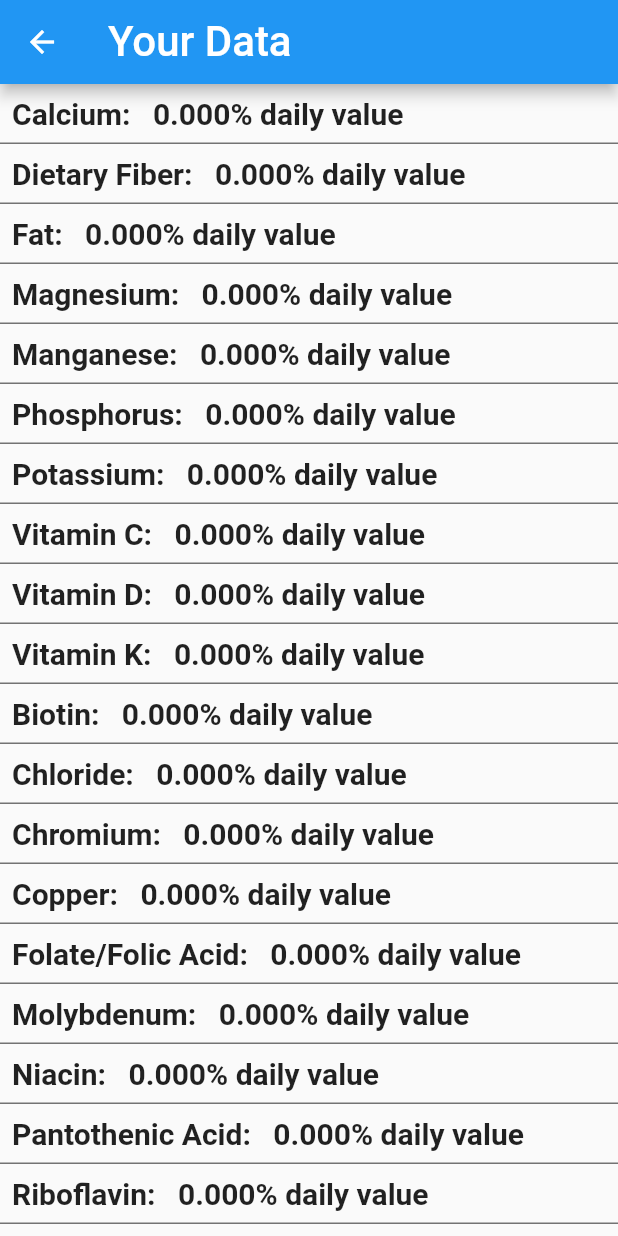
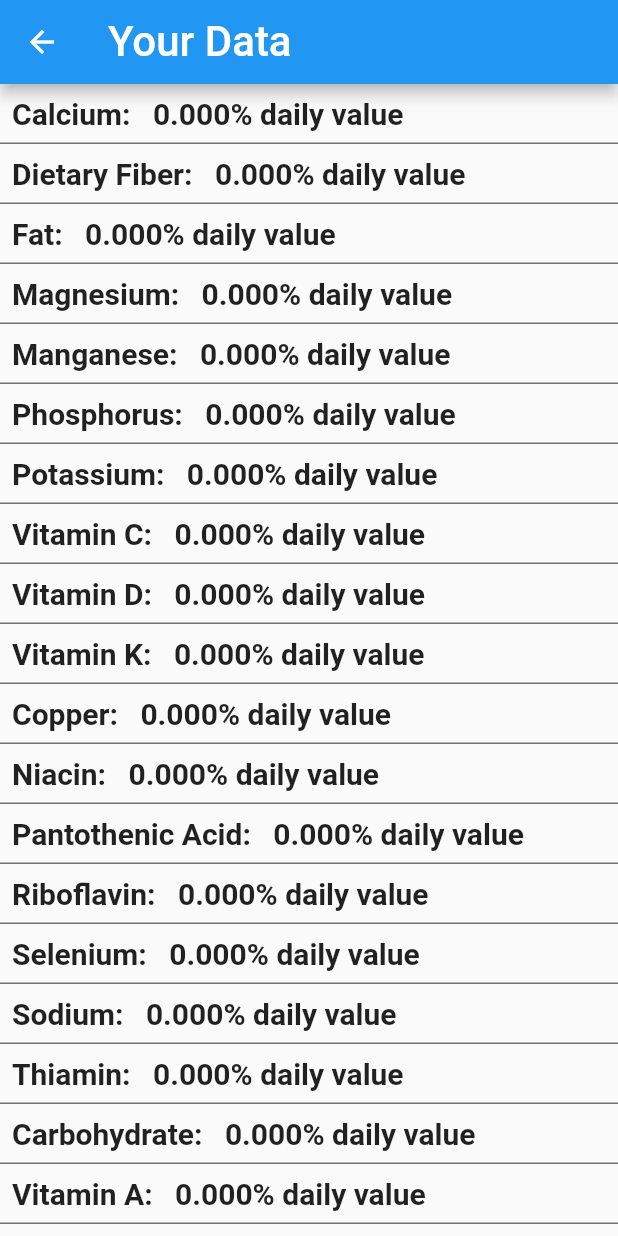
Before and after one commit to 3LI-N/NotACalorieTracker, a Flutter app: the UserProfile screen opened directly, on a phone screen of 412 x 824 dp. Run offline on Flutter 3.47's test engine with Material 2 defaults, Android fonts, the phone set to English and light mode, and no system bars; our stand-ins replace csv; project files that could hold a hidden picture were left out.

Commit message:
got rid of some daily value stuff

```diff
--- a/lib/dailyvaluelist.dart
+++ b/lib/dailyvaluelist.dart
@@ -74,40 +74,10 @@ class NutrientDVList {
         unitName: "µg",
       ),
       NutrientDVList(
-        displayName: "Biotin",
-        usdaName: "",
-        dailyValue: 30,
-        unitName: "µg",
-      ),
-      NutrientDVList(
-        displayName: "Chloride",
-        usdaName: "",
-        dailyValue: 2300,
-        unitName: "mg",
-      ),
-      NutrientDVList(
-        displayName: "Chromium",
-        usdaName: "",
-        dailyValue: 35,
-        unitName: "µg",
-      ),
-      NutrientDVList(
         displayName: "Copper",
         usdaName: "Copper, Cu",
         dailyValue: 0.9,
         unitName: "mg",
-      ),
-      NutrientDVList(
-        displayName: "Folate/Folic Acid",
-        usdaName: "",
-        dailyValue: 400,
-        unitName: "µg",
-      ),
-      NutrientDVList(
-        displayName: "Molybdenum",
-        usdaName: "",
-        dailyValue: 45,
-        unitName: "µg",
       ),
       NutrientDVList(
         displayName: "Niacin",
@@ -188,12 +158,6 @@ class NutrientDVList {
         unitName: "mg",
       ),
       NutrientDVList(
-        displayName: "Iodine",
-        usdaName: "",
-        dailyValue: 150,
-        unitName: "µg",
-      ),
-      NutrientDVList(
         displayName: "Iron",
         usdaName: "Iron, Fe",
         dailyValue: 18,
@@ -212,12 +176,6 @@ class NutrientDVList {
         unitName: "g",
       ),
       NutrientDVList(
-        displayName: "Added sugars",
-        usdaName: "",
-        dailyValue: 50,
-        unitName: "g",
-      ),
-      NutrientDVList(
         displayName: "Choline",
         usdaName: "Choline, total",
         dailyValue: 550,
```
